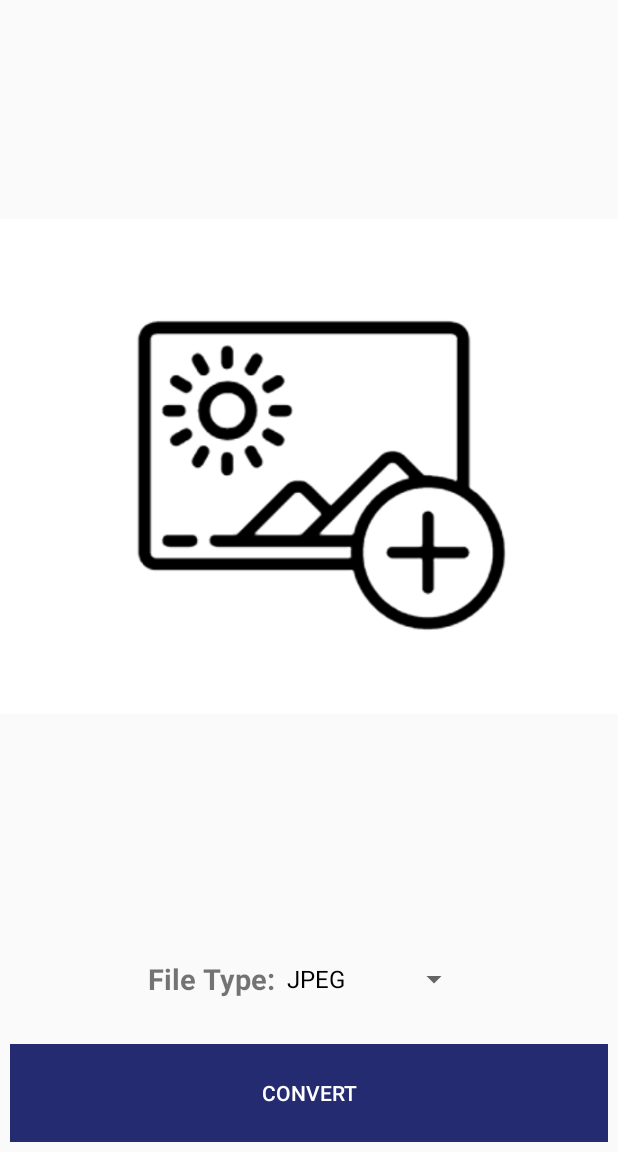
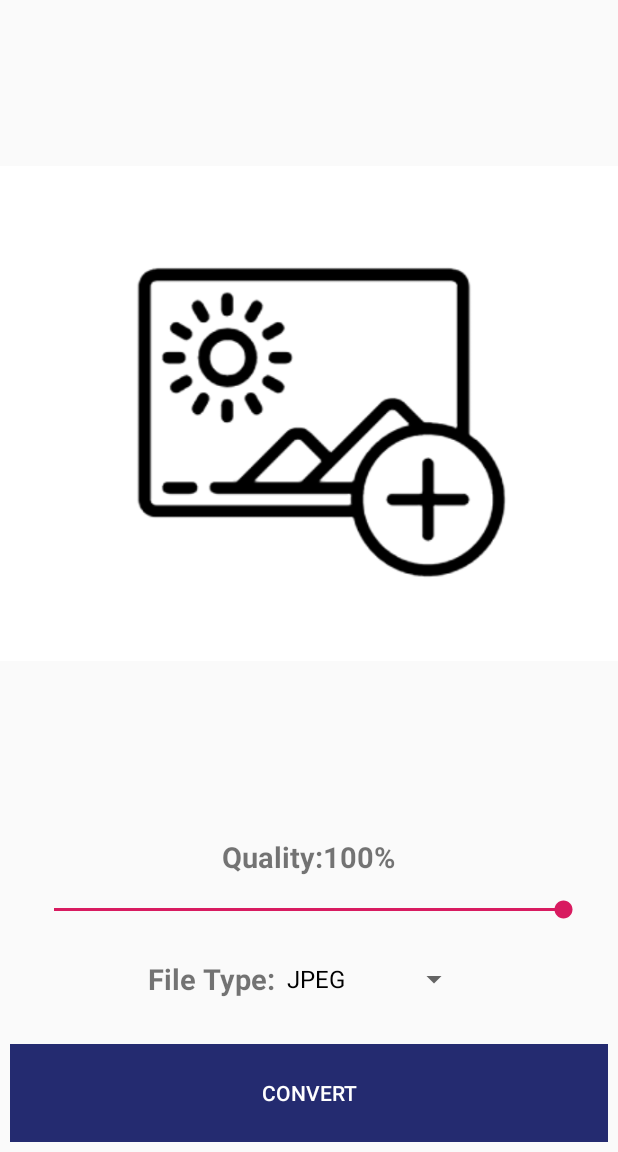
Before and after one commit to suhassasuke/ImageConvertor, an Android app: the screen it shows after launch (MainActivity), on a phone screen of 412 x 824 dp, the part 84-1236 px from its top. Run offline under Robolectric (Android 15) with nearby library versions, the phone set to English and light mode, and no system bars; our stand-ins replace ButterKnife, sdp/ssp sizes; libraries missing offline, so code that uses them is left out: com.itextpdf.text.

Commit message:
image quality feature added

```diff
--- a/app/src/main/java/com/wnet/imageconvertor/Screens/MainActivity.java
+++ b/app/src/main/java/com/wnet/imageconvertor/Screens/MainActivity.java
@@ -26,7 +26,9 @@ import android.view.MenuItem;
 import android.webkit.WebView;
 import android.widget.ArrayAdapter;
 import android.widget.ImageView;
+import android.widget.SeekBar;
 import android.widget.Spinner;
+import android.widget.TextView;
 import android.widget.Toast;
 
 import com.itextpdf.text.Document;
@@ -60,7 +62,7 @@ public class MainActivity extends BaseActivity {
     Bitmap imageBitmap = null;
     Uri pickedImage = null;
     String[] permission = new String[]{android.Manifest.permission.WRITE_EXTERNAL_STORAGE, Manifest.permission.READ_EXTERNAL_STORAGE};
-
+    int progressValue = 100;
     TransparentProgressDialog dialog;
 
     @BindView(R.id.spinner1)
@@ -68,6 +70,12 @@ public class MainActivity extends BaseActivity {
 
     @BindView(R.id.image)
     ImageView imageView;
+
+    @BindView(R.id.image_quality)
+    SeekBar imageQuality;
+
+    @BindView(R.id.quality_percentage)
+    TextView qualityPercentage;
 
     @Override
     protected int getContentResource() {
@@ -89,7 +97,6 @@ public class MainActivity extends BaseActivity {
     public boolean onOptionsItemSelected(@NonNull MenuItem item) {
         switch (item.getItemId()) {
             case R.id.gallery:
-                initialLoad = false;
                 Intent intent = new Intent(Intent.ACTION_PICK, MediaStore.Images.Media.INTERNAL_CONTENT_URI);
                 startActivityForResult(intent, REQUEST_IMAGE);
                 return true;
@@ -128,7 +135,6 @@ public class MainActivity extends BaseActivity {
     @OnClick(R.id.image)
     public void OnClickImage() {
         if (initialLoad) {
-            initialLoad = false;
             Intent intent = new Intent(Intent.ACTION_PICK, MediaStore.Images.Media.INTERNAL_CONTENT_URI);
             startActivityForResult(intent, REQUEST_IMAGE);
         }
@@ -148,7 +154,7 @@ public class MainActivity extends BaseActivity {
             if (type.equals("PDF")) {
                 convertPDF(imageBitmap);
             } else {
-                ImageConverter converter = new ImageConverter(this, type, imageBitmap);
+                ImageConverter converter = new ImageConverter(this, type, progressValue, imageBitmap);
                 converter.execute();
             }
         }
@@ -158,7 +164,7 @@ public class MainActivity extends BaseActivity {
         try {
             File filePath = new File(android.os.Environment.getExternalStorageDirectory(), generateUniqueImageFileName() + ".jpg");
             FileOutputStream fileOutputStream = new FileOutputStream(filePath);
-            imageBitmap.compress(Bitmap.CompressFormat.JPEG, 100, fileOutputStream); //100-best quality
+            imageBitmap.compress(Bitmap.CompressFormat.JPEG, progressValue, fileOutputStream); //100-best quality
             fileOutputStream.close();
             Document document = new Document();
 
@@ -207,6 +213,28 @@ public class MainActivity extends BaseActivity {
         dialog = new TransparentProgressDialog(this);
         ArrayAdapter<String> adapter = new ArrayAdapter<>(this, android.R.layout.simple_spinner_dropdown_item, imageType);
         spinner.setAdapter(adapter);
+        imageQuality.setOnSeekBarChangeListener(new SeekBar.OnSeekBarChangeListener() {
+            @Override
+            public void onProgressChanged(SeekBar seekBar, int progress, boolean fromUser) {
+                progressValue = progress;
+                qualityPercentage.setText(progress+"%");
+            }
+
+            @Override
+            public void onStartTrackingTouch(SeekBar seekBar) {
+                Log.d("onStartTrackingTouch","start");
+            }
+
+            @Override
+            public void onStopTrackingTouch(SeekBar seekBar) {
+                Log.d("onStopTrackingTouch","stop");
+                if(progressValue<30){
+                    progressValue = 30;
+                    imageQuality.setProgress(progressValue);
+                    Toast.makeText(getApplicationContext(),"Minimum quality: 30%", Toast.LENGTH_SHORT).show();
+                }
+            }
+        });
     }
 
     @Override
@@ -215,6 +243,7 @@ public class MainActivity extends BaseActivity {
         if (requestCode == REQUEST_IMAGE && resultCode == RESULT_OK) {
             pickedImage = data.getData();
             if (pickedImage != null) {
+                initialLoad = false;
                 imagePath = FileUtils.getPath(getApplicationContext(), pickedImage);
                 BitmapFactory.Options bmOptions = new BitmapFactory.Options();
                 imageBitmap = BitmapFactory.decodeFile(imagePath, bmOptions);
--- a/app/src/main/res/layout/activity_main.xml
+++ b/app/src/main/res/layout/activity_main.xml
@@ -19,6 +19,34 @@
         android:layout_height="wrap_content"
         android:layout_margin="@dimen/_5sdp"
         android:orientation="vertical">
+        <LinearLayout
+            android:layout_width="match_parent"
+            android:layout_height="wrap_content"
+            android:gravity="center">
+            <TextView
+                android:layout_width="wrap_content"
+                android:layout_height="wrap_content"
+                android:textSize="@dimen/_15sdp"
+                android:textAlignment="center"
+                android:textStyle="bold"
+                android:text="Quality:"/>
+            <TextView
+                android:id="@+id/quality_percentage"
+                android:layout_width="wrap_content"
+                android:layout_height="wrap_content"
+                android:textSize="@dimen/_15sdp"
+                android:textAlignment="center"
+                android:textStyle="bold"
+                android:text="100%"/>
+        </LinearLayout>
+        <SeekBar
+            android:id="@+id/image_quality"
+            android:layout_width="match_parent"
+            android:layout_height="wrap_content"
+            android:max="100"
+            android:indeterminate="false"
+            android:progress="100"
+            android:layout_margin="@dimen/_10sdp"/>
         <LinearLayout
             android:layout_width="match_parent"
             android:layout_height="wrap_content"
```
Also changed, not shown: app/src/main/java/com/wnet/imageconvertor/Screens/PDFViewer.java (+42 -23 lines), app/src/main/java/com/wnet/imageconvertor/util/ImageConverter.java (+6 -4 lines), app/src/main/res/layout/activity_pdfviewer.xml (+35 -4 lines).
